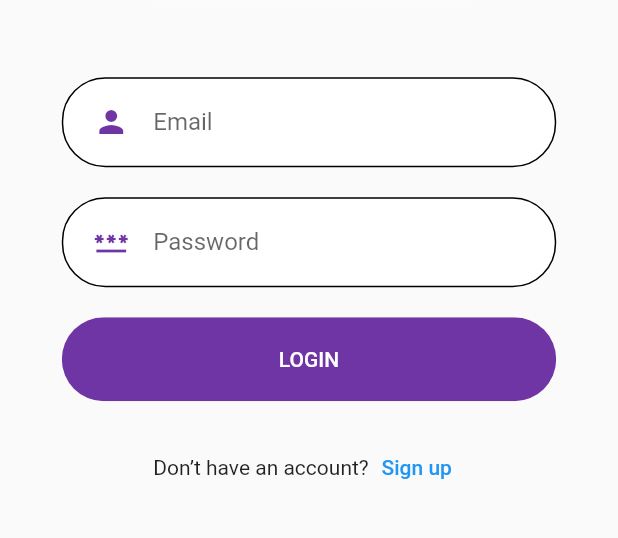
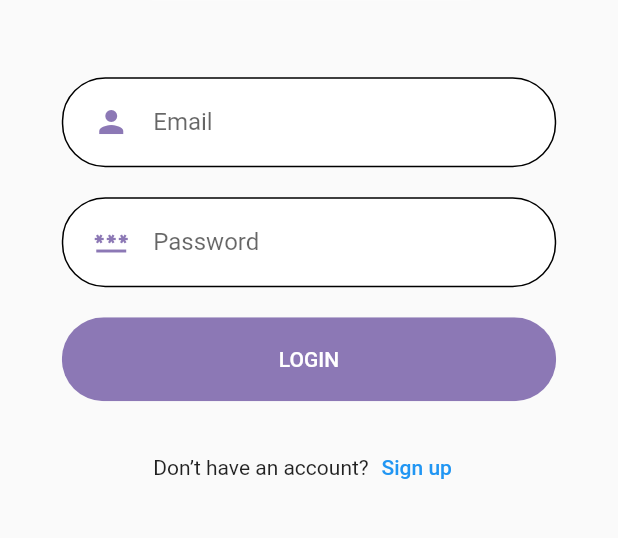
Before and after one commit to vocascan/vocascan-mobile, a Flutter app: the screen it shows after launch, on a phone screen of 412 x 824 dp, the part 494-1032 px from its top. Run offline on Flutter 3.47's test engine with Material 2 defaults, Android fonts, the phone set to English and light mode, and no system bars; our stand-ins replace flutter_svg.

Commit message:
primary color updated

```diff
--- a/lib/constants/colors.dart
+++ b/lib/constants/colors.dart
@@ -1,4 +1,4 @@
 import 'package:flutter/painting.dart';
 
-const primary = Color(0xFF6F35A5);
+const primary = Color(0xFF8c78b5);
 const PrimaryLightColor = Color(0xFFF1E6FF);
```
